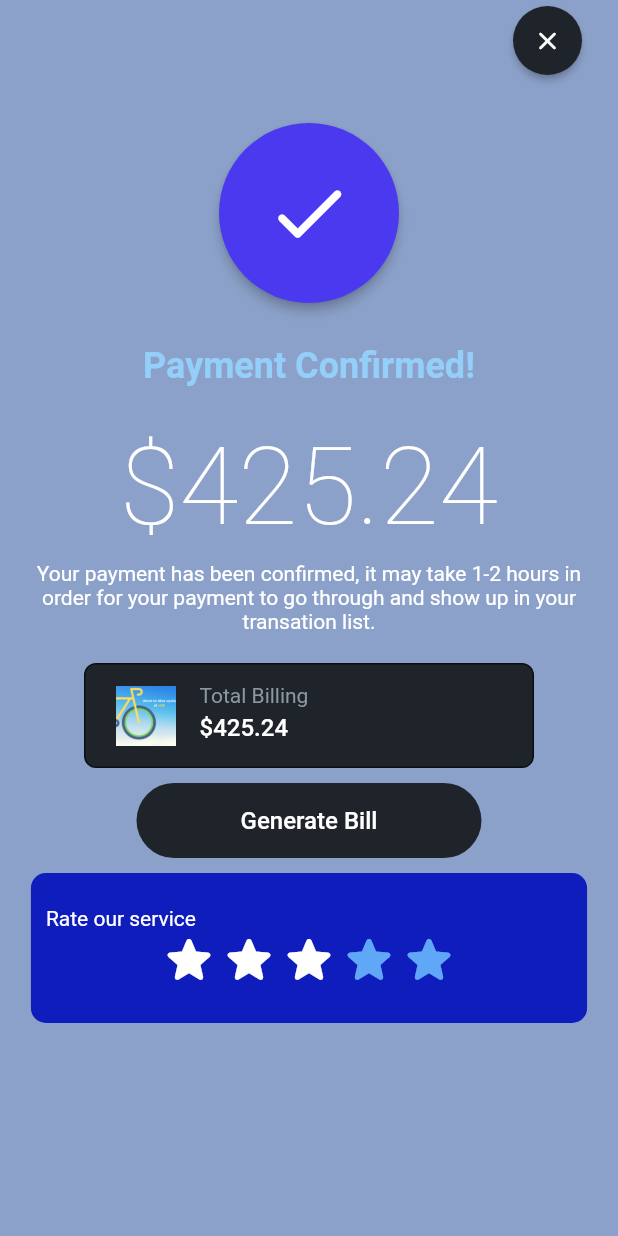
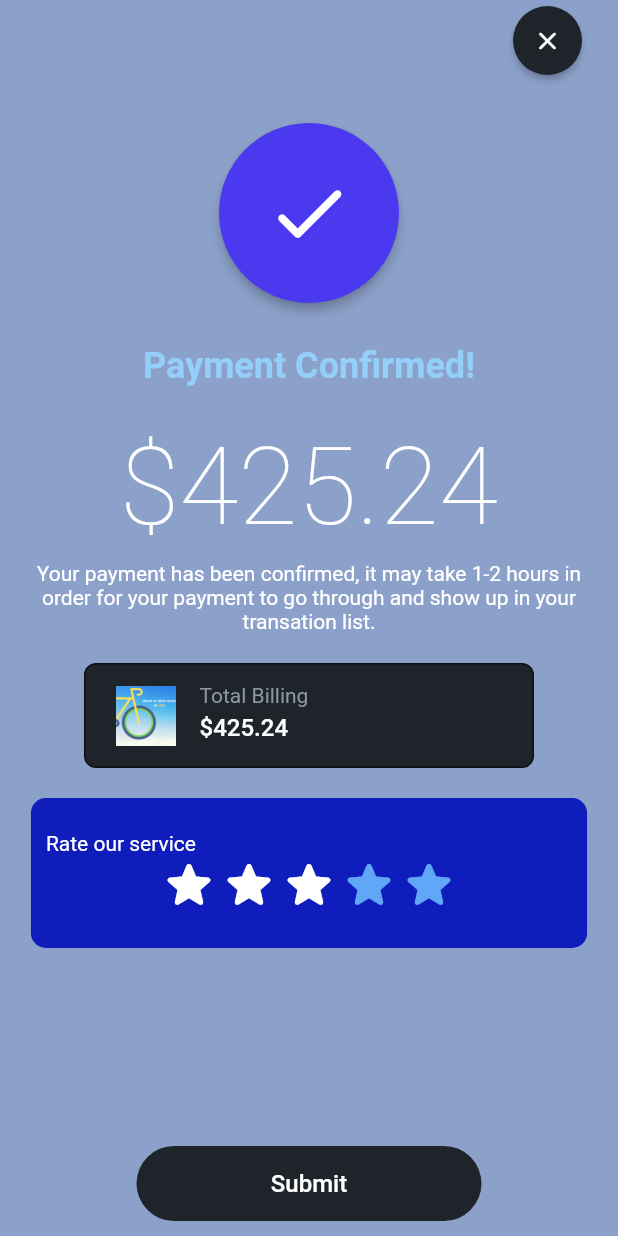
Before and after one commit to dhruvja/jobista, a Flutter app: the BillingWidget screen opened directly, on a phone screen of 412 x 824 dp. Run offline on Flutter 3.47's test engine with Material 2 defaults, Android fonts, the phone set to English and light mode, and no system bars; drawn by our look-alikes of auto_size_text, flutter_rating_bar; our stand-ins replace easy_debounce, firebase_auth, firebase_core, firebase_storage, flutter_spinkit, flutter_svg and 10 more; missing offline and left inert: json_path, mime_type; accounts and stored records are empty; Roboto replaces fonts that are missing (Lexend Deca, Overpass).

Commit message:
Update on payment

```diff
--- a/lib/billing/billing_widget.dart
+++ b/lib/billing/billing_widget.dart
@@ -181,11 +181,14 @@ class _BillingWidgetState extends State<BillingWidget> {
                   mainAxisSize: MainAxisSize.max,
                   mainAxisAlignment: MainAxisAlignment.start,
                   children: [
+                    Expanded(
+                      child: ExperienceWidget(),
+                    ),
                     FFButtonWidget(
                       onPressed: () {
                         print('Button pressed ...');
                       },
-                      text: 'Generate Bill',
+                      text: 'Submit',
                       options: FFButtonOptions(
                         width: 230,
                         height: 50,
@@ -204,9 +207,6 @@ class _BillingWidgetState extends State<BillingWidget> {
                         borderRadius: 40,
                       ),
                     ),
-                    Expanded(
-                      child: ExperienceWidget(),
-                    ),
                   ],
                 ),
               ),
```
